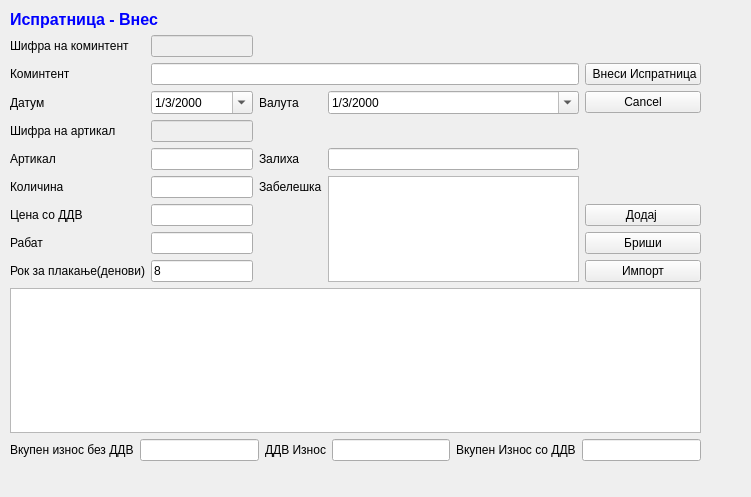
Old version of the form sterna/Ispratnici/ispratnicivnes.ui in the repository srgank/sterna_x.
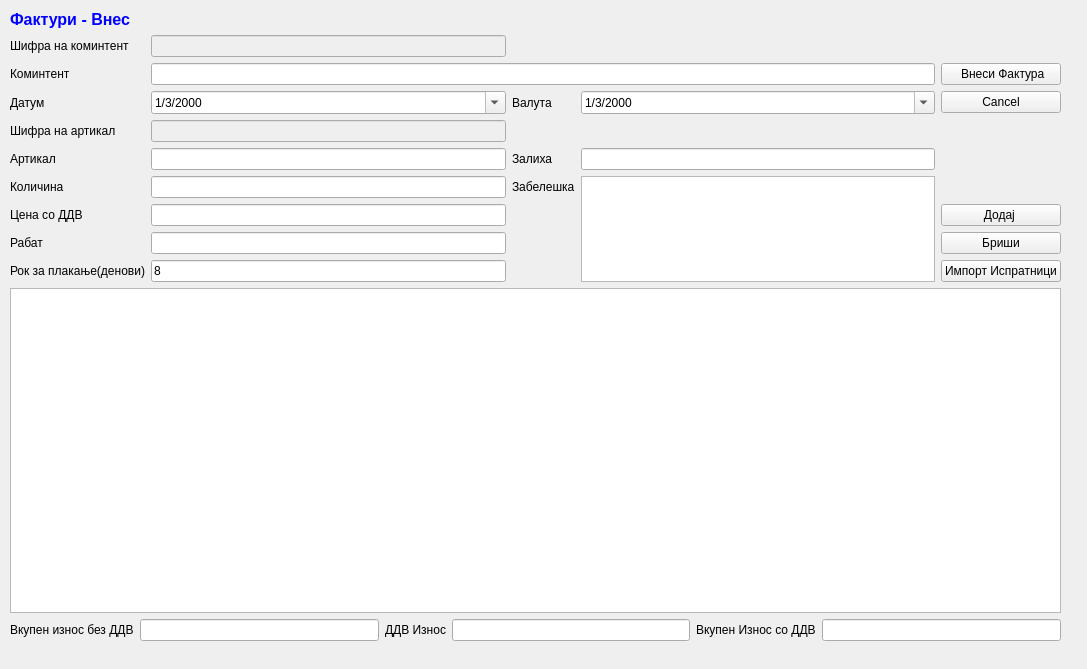
New version of the form. Icons and pictures are not drawn.

What changed in the file:
```diff
--- a/sterna/Ispratnici/ispratnicivnes.ui
+++ b/sterna/Ispratnici/ispratnicivnes.ui
@@ -6,8 +6,8 @@
    <rect>
     <x>0</x>
     <y>0</y>
-    <width>751</width>
-    <height>497</height>
+    <width>1087</width>
+    <height>669</height>
    </rect>
   </property>
   <property name="windowTitle">
@@ -18,8 +18,8 @@
     <rect>
      <x>10</x>
      <y>10</y>
-     <width>691</width>
-     <height>451</height>
+     <width>1051</width>
+     <height>631</height>
     </rect>
    </property>
    <layout class="QGridLayout" name="gridLayout">
@@ -37,83 +37,6 @@
       </property>
      </widget>
     </item>
-    <item row="10" column="4">
-     <widget class="QPushButton" name="pushButtonA">
-      <property name="enabled">
-       <bool>true</bool>
-      </property>
-      <property name="text">
-       <string>Импорт</string>
-      </property>
-     </widget>
-    </item>
-    <item row="4" column="2">
-     <widget class="QLabel" name="label_11">
-      <property name="text">
-       <string>Валута</string>
-      </property>
-     </widget>
-    </item>
-    <item row="9" column="1">
-     <widget class="QLineEdit" name="lineEdit_6"/>
-    </item>
-    <item row="0" column="0" colspan="2">
-     <widget class="QLabel" name="label_4">
-      <property name="text">
-       <string>&lt;!DOCTYPE HTML PUBLIC &quot;-//W3C//DTD HTML 4.0//EN&quot; &quot;http://www.w3.org/TR/REC-html40/strict.dtd&quot;&gt;
-&lt;html&gt;&lt;head&gt;&lt;meta name=&quot;qrichtext&quot; content=&quot;1&quot; /&gt;&lt;style type=&quot;text/css&quot;&gt;
-p, li { white-space: pre-wrap; }
-&lt;/style&gt;&lt;/head&gt;&lt;body style=&quot; font-family:'Sans Serif'; font-size:10pt; font-weight:400; font-style:normal;&quot;&gt;
-&lt;p style=&quot; margin-top:0px; margin-bottom:0px; margin-left:0px; margin-right:0px; -qt-block-indent:0; text-indent:0px;&quot;&gt;&lt;span style=&quot; font-family:'MS Shell Dlg 2'; font-size:12pt; font-weight:600; color:#0000ff;&quot;&gt;Испратница&lt;/span&gt;&lt;span style=&quot; font-family:'MS Shell Dlg 2'; font-size:12pt; font-weight:600; color:#0000ff;&quot;&gt; - Внес&lt;/span&gt;&lt;/p&gt;&lt;/body&gt;&lt;/html&gt;</string>
-      </property>
-     </widget>
-    </item>
-    <item row="3" column="4">
-     <widget class="QPushButton" name="pushButton_4">
-      <property name="text">
-       <string> Внеси Испратница</string>
-      </property>
-      <property name="icon">
-       <iconset>
-        <normaloff>../../../Brisi/sterna/Resources/key_f9.png</normaloff>../../../Brisi/sterna/Resources/key_f9.png</iconset>
-      </property>
-     </widget>
-    </item>
-    <item row="4" column="0">
-     <widget class="QLabel" name="label_2">
-      <property name="text">
-       <string>Датум</string>
-      </property>
-     </widget>
-    </item>
-    <item row="4" column="4">
-     <widget class="QPushButton" name="pushButton_5">
-      <property name="text">
-       <string>Cancel</string>
-      </property>
-     </widget>
-    </item>
-    <item row="6" column="0">
-     <widget class="QLabel" name="label_3">
-      <property name="text">
-       <string>Артикал</string>
-      </property>
-     </widget>
-    </item>
-    <item row="9" column="0">
-     <widget class="QLabel" name="label_8">
-      <property name="text">
-       <string>Рабат</string>
-      </property>
-     </widget>
-    </item>
-    <item row="9" column="4">
-     <widget class="QPushButton" name="pushButton_6">
-      <property name="text">
-       <string>Бриши</string>
-      </property>
-     </widget>
-    </item>
     <item row="11" column="0" colspan="5">
      <widget class="QTableView" name="tableView"/>
     </item>
@@ -191,6 +114,9 @@
       </property>
      </widget>
     </item>
+    <item row="7" column="3" rowspan="4">
+     <widget class="QTextEdit" name="zabeleska"/>
+    </item>
     <item row="6" column="2">
      <widget class="QLabel" name="label_7">
       <property name="text">
@@ -198,18 +124,15 @@
       </property>
      </widget>
     </item>
-    <item row="6" column="3">
-     <widget class="QLineEdit" name="lineEdit_5">
-      <property name="readOnly">
-       <bool>true</bool>
-      </property>
-     </widget>
-    </item>
-    <item row="7" column="3" rowspan="4">
-     <widget class="QTextEdit" name="textEdit"/>
-    </item>
     <item row="8" column="1">
-     <widget class="QLineEdit" name="lineEdit_3"/>
+     <widget class="QLineEdit" name="cena_so_ddv"/>
+    </item>
+    <item row="6" column="3">
+     <widget class="QLineEdit" name="zaliha">
+      <property name="readOnly">
+       <bool>true</bool>
+      </property>
+     </widget>
     </item>
     <item row="7" column="1">
      <widget class="QLineEdit" name="lineEdit_4"/>
@@ -286,6 +209,49 @@
       <property name="enabled">
        <bool>false</bool>
       </property>
+      <property name="palette">
+       <palette>
+        <active>
+         <colorrole role="Text">
+          <brush brushstyle="SolidPattern">
+           <color alpha="255">
+            <red>0</red>
+            <green>0</green>
+            <blue>0</blue>
+           </color>
+          </brush>
+         </colorrole>
+        </active>
+        <inactive>
+         <colorrole role="Text">
+          <brush brushstyle="SolidPattern">
+           <color alpha="255">
+            <red>0</red>
+            <green>0</green>
+            <blue>0</blue>
+           </color>
+          </brush>
+         </colorrole>
+        </inactive>
+        <disabled>
+         <colorrole role="Text">
+          <brush brushstyle="SolidPattern">
+           <color alpha="255">
+            <red>0</red>
+            <green>0</green>
+            <blue>255</blue>
+           </color>
+          </brush>
+         </colorrole>
+        </disabled>
+       </palette>
+      </property>
+      <property name="styleSheet">
+       <string notr="true"/>
+      </property>
+      <property name="text">
+       <string/>
+      </property>
      </widget>
     </item>
     <item row="2" column="0">
@@ -295,6 +261,53 @@
       </property>
      </widget>
     </item>
+    <item row="5" column="1">
+     <widget class="QLineEdit" name="sifra_artikal">
+      <property name="enabled">
+       <bool>false</bool>
+      </property>
+      <property name="palette">
+       <palette>
+        <active>
+         <colorrole role="Text">
+          <brush brushstyle="SolidPattern">
+           <color alpha="255">
+            <red>0</red>
+            <green>0</green>
+            <blue>0</blue>
+           </color>
+          </brush>
+         </colorrole>
+        </active>
+        <inactive>
+         <colorrole role="Text">
+          <brush brushstyle="SolidPattern">
+           <color alpha="255">
+            <red>0</red>
+            <green>0</green>
+            <blue>0</blue>
+           </color>
+          </brush>
+         </colorrole>
+        </inactive>
+        <disabled>
+         <colorrole role="Text">
+          <brush brushstyle="SolidPattern">
+           <color alpha="255">
+            <red>0</red>
+            <green>0</green>
+            <blue>255</blue>
+           </color>
+          </brush>
+         </colorrole>
+        </disabled>
+       </palette>
+      </property>
+      <property name="styleSheet">
+       <string notr="true"/>
+      </property>
+     </widget>
+    </item>
     <item row="5" column="0">
      <widget class="QLabel" name="label_16">
       <property name="text">
@@ -302,10 +315,80 @@
       </property>
      </widget>
     </item>
-    <item row="5" column="1">
-     <widget class="QLineEdit" name="lineEdit_12">
+    <item row="9" column="1">
+     <widget class="QLineEdit" name="rabat"/>
+    </item>
+    <item row="4" column="2">
+     <widget class="QLabel" name="label_11">
+      <property name="text">
+       <string>Валута</string>
+      </property>
+     </widget>
+    </item>
+    <item row="0" column="0" colspan="2">
+     <widget class="QLabel" name="label_4">
+      <property name="text">
+       <string>&lt;!DOCTYPE HTML PUBLIC &quot;-//W3C//DTD HTML 4.0//EN&quot; &quot;http://www.w3.org/TR/REC-html40/strict.dtd&quot;&gt;
+&lt;html&gt;&lt;head&gt;&lt;meta name=&quot;qrichtext&quot; content=&quot;1&quot; /&gt;&lt;style type=&quot;text/css&quot;&gt;
+p, li { white-space: pre-wrap; }
+&lt;/style&gt;&lt;/head&gt;&lt;body style=&quot; font-family:'MS Shell Dlg 2'; font-size:10pt; font-weight:400; font-style:normal;&quot;&gt;
+&lt;p style=&quot; margin-top:0px; margin-bottom:0px; margin-left:0px; margin-right:0px; -qt-block-indent:0; text-indent:0px;&quot;&gt;&lt;span style=&quot; font-size:12pt; font-weight:600; color:#0000ff;&quot;&gt;Фактури - Внес&lt;/span&gt;&lt;/p&gt;&lt;/body&gt;&lt;/html&gt;</string>
+      </property>
+     </widget>
+    </item>
+    <item row="3" column="4">
+     <widget class="QPushButton" name="pushButton_4">
+      <property name="text">
+       <string> Внеси Фактура</string>
+      </property>
+      <property name="icon">
+       <iconset>
+        <normaloff>../../../Brisi/sterna/Resources/key_f9.png</normaloff>../../../Brisi/sterna/Resources/key_f9.png</iconset>
+      </property>
+     </widget>
+    </item>
+    <item row="10" column="4">
+     <widget class="QPushButton" name="pushButtonA">
       <property name="enabled">
-       <bool>false</bool>
+       <bool>true</bool>
+      </property>
+      <property name="text">
+       <string>Импорт Испратници</string>
+      </property>
+     </widget>
+    </item>
+    <item row="4" column="0">
+     <widget class="QLabel" name="label_2">
+      <property name="text">
+       <string>Датум</string>
+      </property>
+     </widget>
+    </item>
+    <item row="4" column="4">
+     <widget class="QPushButton" name="pushButton_5">
+      <property name="text">
+       <string>Cancel</string>
+      </property>
+     </widget>
+    </item>
+    <item row="6" column="0">
+     <widget class="QLabel" name="label_3">
+      <property name="text">
+       <string>Артикал</string>
+      </property>
+     </widget>
+    </item>
+    <item row="9" column="0">
+     <widget class="QLabel" name="label_8">
+      <property name="text">
+       <string>Рабат</string>
+      </property>
+     </widget>
+    </item>
+    <item row="9" column="4">
+     <widget class="QPushButton" name="pushButton_6">
+      <property name="text">
+       <string>Бриши</string>
       </property>
      </widget>
     </item>
```
Left out of the diff: 52 changed lines with no effect on the pictures.
